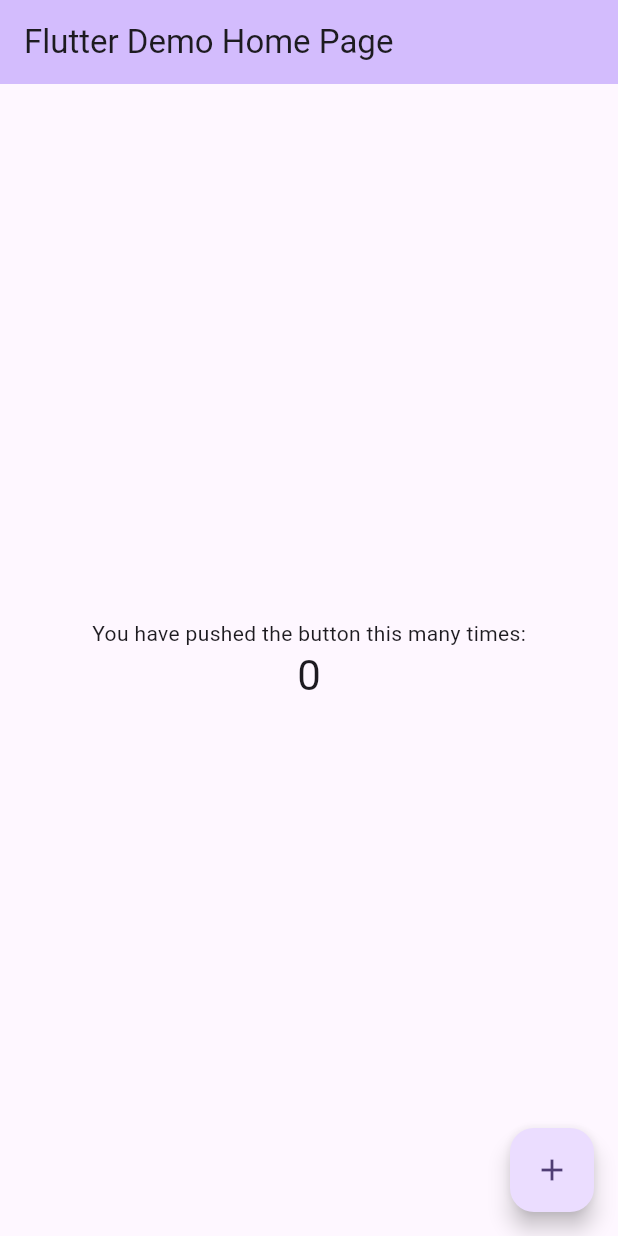
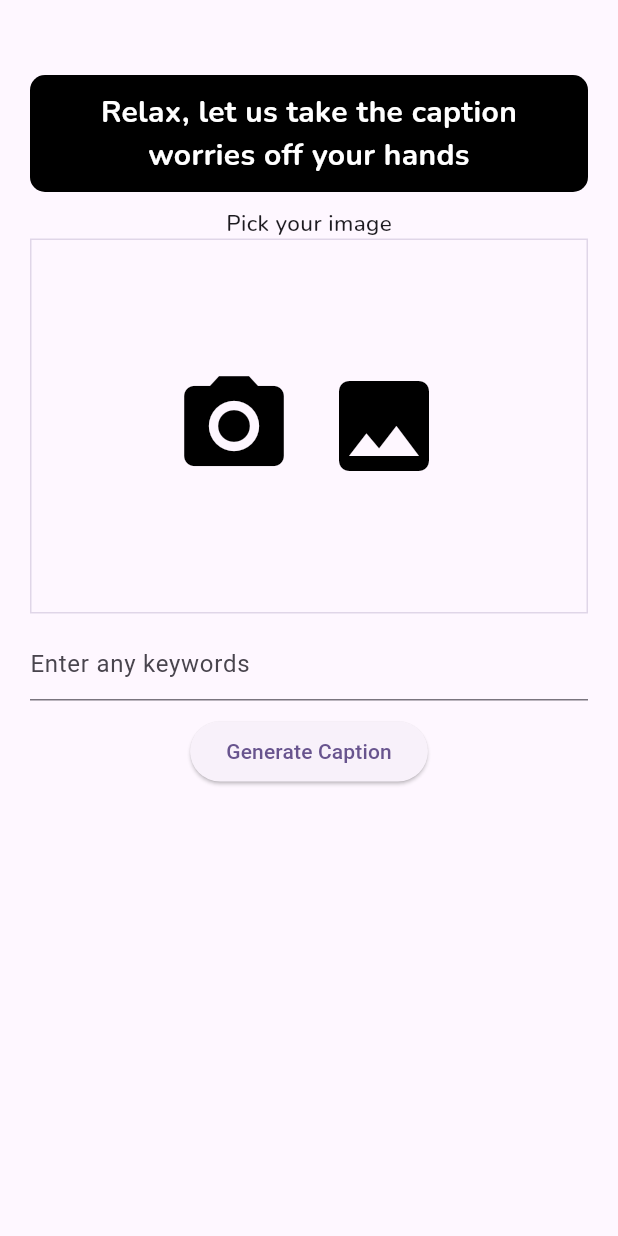
Before and after one commit to Aditya-Y-Git/caption-generator, a Flutter app: the screen it shows after launch, on a phone screen of 412 x 824 dp. Run offline on Flutter 3.47's test engine with Material 3 defaults, Android fonts, the phone set to English and light mode, and no system bars; our stand-ins replace google_fonts, google_generative_ai, image_picker.

Commit message:
generate captions for image

```diff
--- /dev/null
+++ b/lib/home.dart
@@ -0,0 +1,222 @@
+import 'dart:io';
+
+import 'package:caption_generator/image_input.dart';
+import 'package:caption_generator/model_provider.dart';
+import 'package:flutter/material.dart';
+import 'package:google_fonts/google_fonts.dart';
+import 'package:provider/provider.dart';
+
+class Home extends StatefulWidget {
+  const Home({super.key});
+
+  @override
+  State<Home> createState() => _HomeState();
+}
+
+class _HomeState extends State<Home> {
+  String prompt =
+      "Generate a caption for the image, that I want to post on my social media ";
+  String regeneratePrompt = "Generate another caption";
+
+  File? selectedImage;
+  String generatedCaption = "";
+  bool isCaptionGenerated = false;
+  bool isCaptionGenerating = false;
+  TextEditingController keywordsController = TextEditingController();
+
+  @override
+  void dispose() {
+    keywordsController.dispose();
+    super.dispose();
+  }
+
+  void selectNewImage() {
+    setState(() {
+      selectedImage = null;
+      isCaptionGenerated = false;
+    });
+  }
+
+  void generateCaption(ModelProvider value) async {
+    setState(() {
+      isCaptionGenerating = true;
+    });
+    if (selectedImage != null) {
+      await value.generateCaption(
+        promptString: prompt,
+        imagePath: selectedImage!.path,
+      );
+      setState(() {
+        generatedCaption = value.caption;
+        isCaptionGenerated = true;
+        isCaptionGenerating = false;
+      });
+    }
+  }
+
+  void regenerateCaption(ModelProvider value) async {
+    setState(() {
+      isCaptionGenerating = true;
+      isCaptionGenerated = false;
+    });
+    await value.generateCaption(
+        promptString: regeneratePrompt, imagePath: selectedImage!.path);
+    setState(() {
+      generatedCaption = value.getCaption;
+      isCaptionGenerated = true;
+      isCaptionGenerating = false;
+    });
+  }
+
+  @override
+  Widget build(BuildContext context) {
+    return Consumer<ModelProvider>(
+      builder: (context, value, child) {
+        return Scaffold(
+          body: SingleChildScrollView(
+            child: Column(
+              mainAxisSize: MainAxisSize.min,
+              children: [
+                SizedBox(height: MediaQuery.of(context).viewPadding.top + 50),
+                // header
+                Container(
+                  margin: const EdgeInsets.symmetric(horizontal: 20),
+                  padding:
+                      const EdgeInsets.symmetric(vertical: 10, horizontal: 15),
+                  decoration: BoxDecoration(
+                      color: Colors.black,
+                      borderRadius: BorderRadius.circular(10)),
+                  child: Text(
+                    'Relax, let us take the caption worries off your hands',
+                    textAlign: TextAlign.center,
+                    style: GoogleFonts.nunito(
+                      fontSize: 20,
+                      color: Colors.white,
+                      fontWeight: FontWeight.bold,
+                    ),
+                  ),
+                ),
+                const SizedBox(height: 10),
+
+                // image picker
+                Text(
+                  isCaptionGenerated
+                      ? 'Tap on image to pick new image'
+                      : 'Pick your image',
+                  style: GoogleFonts.nunito(
+                    fontSize: 15,
+                    fontWeight: FontWeight.w500,
+                  ),
+                ),
+                ImageInput(
+                  onPickImage: (image) {
+                    selectedImage = image;
+                  },
+                  onTapImage: selectNewImage,
+                ),
+                const SizedBox(height: 10),
+
+                // generate caption button
+                if (!isCaptionGenerated) ...[
+                  Padding(
+                    padding: const EdgeInsets.symmetric(horizontal: 20),
+                    child: TextField(
+                      controller: keywordsController,
+                      decoration:
+                          const InputDecoration(hintText: "Enter any keywords"),
+                    ),
+                  ),
+                  const SizedBox(height: 10),
+                  ElevatedButton(
+                    onPressed: () async {
+                      setState(() {
+                        isCaptionGenerating = true;
+                      });
+                      if (selectedImage != null) {
+                        await value.generateCaption(
+                          promptString: prompt + keywordsController.text,
+                          imagePath: selectedImage!.path,
+                        );
+                        setState(() {
+                          generatedCaption = value.caption;
+                          isCaptionGenerated = true;
+                          isCaptionGenerating = false;
+                        });
+                      }
+                    },
+                    child: const Text('Generate Caption'),
+                  ),
+                ],
+
+                // circular progress indicator
+                if (isCaptionGenerating)
+                  Container(
+                    padding: const EdgeInsets.all(20),
+                    margin: const EdgeInsets.symmetric(horizontal: 20),
+                    alignment: Alignment.center,
+                    decoration: BoxDecoration(
+                        color: Colors.black,
+                        borderRadius: BorderRadius.circular(15)),
+                    child: const CircularProgressIndicator(),
+                  ),
+
+                // generated caption
+                if (isCaptionGenerated) ...[
+                  const SizedBox(height: 10),
+                  Text(
+                    'Your caption',
+                    style: GoogleFonts.nunito(
+                      fontSize: 16,
+                      fontWeight: FontWeight.bold,
+                    ),
+                  ),
+                  const SizedBox(height: 10),
+                  Container(
+                    padding: const EdgeInsets.all(20),
+                    margin: const EdgeInsets.symmetric(horizontal: 20),
+                    alignment: Alignment.center,
+                    decoration: BoxDecoration(
+                        color: Colors.black,
+                        borderRadius: BorderRadius.circular(15)),
+                    child: Text(
+                      generatedCaption,
+                      style: GoogleFonts.nunito(
+                        fontSize: 16,
+                        color: Colors.white,
+                        fontWeight: FontWeight.bold,
+                      ),
+                    ),
+                  ),
+
+                  // regenerate button
+                  ElevatedButton(
+                      onPressed: () async {
+                        setState(() {
+                          isCaptionGenerating = true;
+                          isCaptionGenerated = false;
+                        });
+                        await value.generateCaption(
+                            promptString: regeneratePrompt,
+                            imagePath: selectedImage!.path);
+                        setState(() {
+                          generatedCaption = value.getCaption;
+                          isCaptionGenerated = true;
+                          isCaptionGenerating = false;
+                        });
+                      },
+                      child: Text(
+                        "Didn't like? Generate another",
+                        style: GoogleFonts.nunito(
+                          fontSize: 16,
+                          fontWeight: FontWeight.bold,
+                        ),
+                      ))
+                ],
+              ],
+            ),
+          ),
+        );
+      },
+    );
+  }
+}
--- /dev/null
+++ b/lib/image_input.dart
@@ -0,0 +1,97 @@
+import 'dart:io';
+
+import 'package:flutter/material.dart';
+import 'package:image_picker/image_picker.dart';
+
+class ImageInput extends StatefulWidget {
+  const ImageInput(
+      {super.key, required this.onPickImage, required this.onTapImage});
+  final void Function(File image) onPickImage;
+  final VoidCallback onTapImage;
+
+  @override
+  State<ImageInput> createState() => _ImageInputState();
+}
+
+class _ImageInputState extends State<ImageInput> {
+  File? selectedImage;
+  final imagePicker = ImagePicker();
+  void selectFromGallery() async {
+    final pickedImage =
+        await imagePicker.pickImage(source: ImageSource.gallery);
+
+    if (pickedImage == null) return;
+
+    setState(() {
+      selectedImage = File(pickedImage.path);
+    });
+
+    widget.onPickImage(selectedImage!);
+  }
+
+  void takePicture() async {
+    final pickedImage =
+        await imagePicker.pickImage(source: ImageSource.camera, maxWidth: 600);
+
+    if (pickedImage == null) return;
+
+    setState(() {
+      selectedImage = File(pickedImage.path);
+    });
+
+    widget.onPickImage(selectedImage!);
+  }
+
+  @override
+  Widget build(BuildContext context) {
+    return Container(
+      margin: const EdgeInsets.symmetric(horizontal: 20),
+      padding: const EdgeInsets.symmetric(horizontal: 30),
+      height: 250,
+      width: double.infinity,
+      decoration: BoxDecoration(
+        border: Border.all(
+            width: 1,
+            color: Theme.of(context).colorScheme.primary.withOpacity(0.2)),
+      ),
+      alignment: Alignment.center,
+      child: selectedImage == null
+          ? Row(
+              mainAxisAlignment: MainAxisAlignment.center,
+              children: [
+                GestureDetector(
+                  onTap: takePicture,
+                  child: const Icon(
+                    Icons.camera_alt,
+                    size: 80,
+                    color: Colors.black,
+                  ),
+                ),
+                const SizedBox(width: 20),
+                GestureDetector(
+                  onTap: selectFromGallery,
+                  child: const Icon(
+                    Icons.image,
+                    size: 80,
+                    color: Colors.black,
+                  ),
+                ),
+              ],
+            )
+          : GestureDetector(
+              onTap: () {
+                setState(() {
+                  selectedImage = null;
+                });
+                widget.onTapImage();
+              },
+              child: Image.file(
+                selectedImage!,
+                fit: BoxFit.cover,
+                width: double.infinity,
+                height: double.infinity,
+              ),
+            ),
+    );
+  }
+}
--- a/lib/main.dart
+++ b/lib/main.dart
@@ -1,7 +1,15 @@
+import 'package:caption_generator/home.dart';
+import 'package:caption_generator/model_provider.dart';
 import 'package:flutter/material.dart';
+import 'package:provider/provider.dart';
 
 void main() {
-  runApp(const MyApp());
+  runApp(
+    ChangeNotifierProvider(
+      create: (context) => ModelProvider(),
+      child: const MyApp(),
+    ),
+  );
 }
 
 class MyApp extends StatelessWidget {
@@ -11,115 +19,11 @@ class MyApp extends StatelessWidget {
   @override
   Widget build(BuildContext context) {
     return MaterialApp(
-      title: 'Flutter Demo',
       theme: ThemeData(
-        // This is the theme of your application.
-        //
-        // TRY THIS: Try running your application with "flutter run". You'll see
-        // the application has a purple toolbar. Then, without quitting the app,
-        // try changing the seedColor in the colorScheme below to Colors.green
-        // and then invoke "hot reload" (save your changes or press the "hot
-        // reload" button in a Flutter-supported IDE, or press "r" if you used
-        // the command line to start the app).
-        //
-        // Notice that the counter didn't reset back to zero; the application
-        // state is not lost during the reload. To reset the state, use hot
-        // restart instead.
-        //
-        // This works for code too, not just values: Most code changes can be
-        // tested with just a hot reload.
         colorScheme: ColorScheme.fromSeed(seedColor: Colors.deepPurple),
         useMaterial3: true,
       ),
-      home: const MyHomePage(title: 'Flutter Demo Home Page'),
+      home: const Home(),
     );
   }
 }
-
-class MyHomePage extends StatefulWidget {
-  const MyHomePage({super.key, required this.title});
-
-  // This widget is the home page of your application. It is stateful, meaning
-  // that it has a State object (defined below) that contains fields that affect
-  // how it looks.
-
-  // This class is the configuration for the state. It holds the values (in this
-  // case the title) provided by the parent (in this case the App widget) and
-  // used by the build method of the State. Fields in a Widget subclass are
-  // always marked "final".
-
-  final String title;
-
-  @override
-  State<MyHomePage> createState() => _MyHomePageState();
-}
-
-class _MyHomePageState extends State<MyHomePage> {
-  int _counter = 0;
-
-  void _incrementCounter() {
-    setState(() {
-      // This call to setState tells the Flutter framework that something has
-      // changed in this State, which causes it to rerun the build method below
-      // so that the display can reflect the updated values. If we changed
-      // _counter without calling setState(), then the build method would not be
-      // called again, and so nothing would appear to happen.
-      _counter++;
-    });
-  }
-
-  @override
-  Widget build(BuildContext context) {
-    // This method is rerun every time setState is called, for instance as done
-    // by the _incrementCounter method above.
-    //
-    // The Flutter framework has been optimized to make rerunning build methods
-    // fast, so that you can just rebuild anything that needs updating rather
-    // than having to individually change instances of widgets.
-    return Scaffold(
-      appBar: AppBar(
-        // TRY THIS: Try changing the color here to a specific color (to
-        // Colors.amber, perhaps?) and trigger a hot reload to see the AppBar
-        // change color while the other colors stay the same.
-        backgroundColor: Theme.of(context).colorScheme.inversePrimary,
-        // Here we take the value from the MyHomePage object that was created by
-        // the App.build method, and use it to set our appbar title.
-        title: Text(widget.title),
-      ),
-      body: Center(
-        // Center is a layout widget. It takes a single child and positions it
-        // in the middle of the parent.
-        child: Column(
-          // Column is also a layout widget. It takes a list of children and
-          // arranges them vertically. By default, it sizes itself to fit its
-          // children horizontally, and tries to be as tall as its parent.
-          //
-          // Column has various properties to control how it sizes itself and
-          // how it positions its children. Here we use mainAxisAlignment to
-          // center the children vertically; the main axis here is the vertical
-          // axis because Columns are vertical (the cross axis would be
-          // horizontal).
-          //
-          // TRY THIS: Invoke "debug painting" (choose the "Toggle Debug Paint"
-          // action in the IDE, or press "p" in the console), to see the
-          // wireframe for each widget.
-          mainAxisAlignment: MainAxisAlignment.center,
-          children: <Widget>[
-            const Text(
-              'You have pushed the button this many times:',
-            ),
-            Text(
-              '$_counter',
-              style: Theme.of(context).textTheme.headlineMedium,
-            ),
-          ],
-        ),
-      ),
-      floatingActionButton: FloatingActionButton(
-        onPressed: _incrementCounter,
-        tooltip: 'Increment',
-        child: const Icon(Icons.add),
-      ), // This trailing comma makes auto-formatting nicer for build methods.
-    );
-  }
-}
--- a/pubspec.yaml
+++ b/pubspec.yaml
@@ -35,6 +35,12 @@ dependencies:
   # The following adds the Cupertino Icons font to your application.
   # Use with the CupertinoIcons class for iOS style icons.
   cupertino_icons: ^1.0.2
+  google_generative_ai: ^0.2.0
+  flutter_dotenv: ^5.1.0
+  image_picker: ^1.0.7
+  google_fonts: ^6.1.0
+  provider: ^6.1.1
+  mime: ^1.0.5
 
 dev_dependencies:
   flutter_test:
```
Also changed, not shown: lib/model_provider.dart (added, +37 -0 lines), config.env (added), pubspec.lock, 6 other files.
